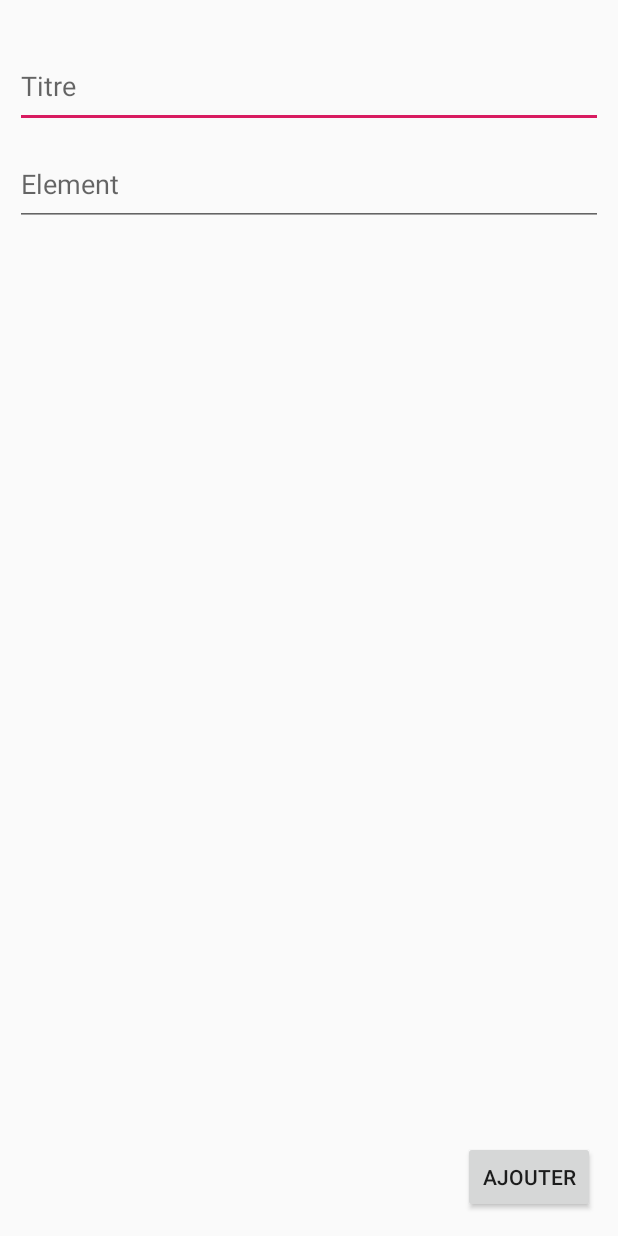
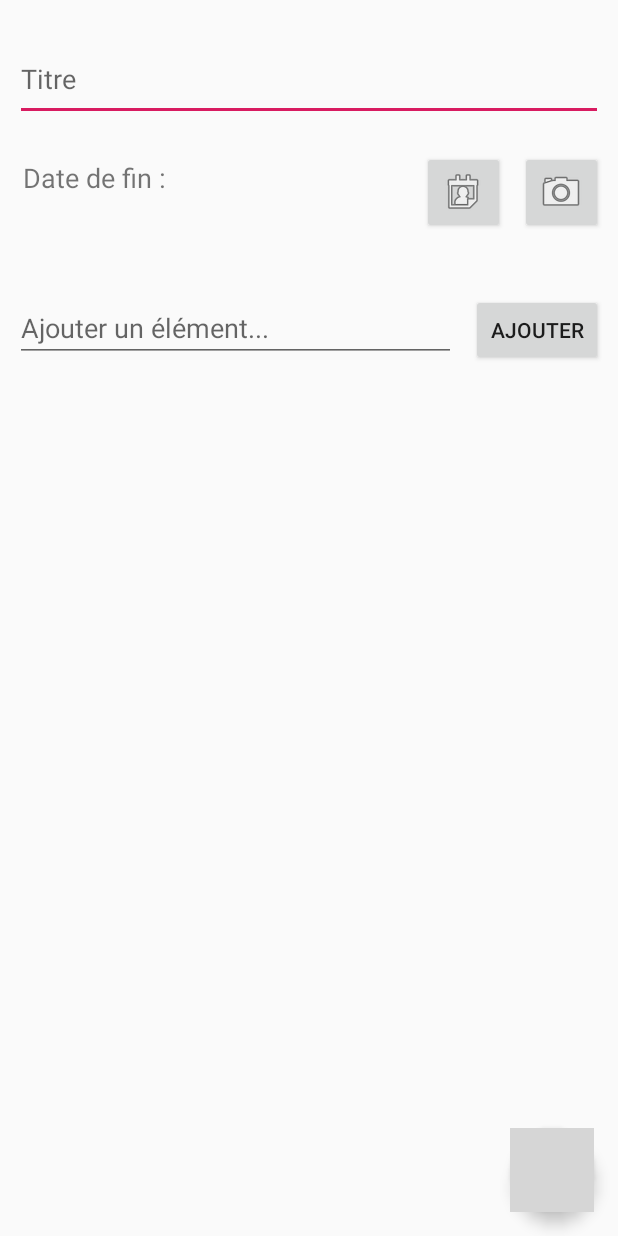
Before and after one commit to cyan974/ToDoList_SA, an Android app: the screen it shows after launch (AddToDoActivity), after a tap on an icon or button, on a phone screen of 412 x 824 dp. Run offline under Robolectric (Android 15) with nearby library versions, the phone set to English and light mode, and no system bars; grey boxes are pictures that could not be loaded.

Commit message:
Ajout d'une vue pour ajouter une tâche

```diff
--- a/app/build.gradle
+++ b/app/build.gradle
@@ -2,11 +2,11 @@ apply plugin: 'com.android.application'
 
 android {
     compileSdkVersion 29
-    buildToolsVersion "29.0.3"
+    buildToolsVersion '29.0.3'
     defaultConfig {
         applicationId "com.example.todolist_sa"
         minSdkVersion 15
-        targetSdkVersion 29
+        targetSdkVersion 28
         versionCode 1
         versionName "1.0"
         testInstrumentationRunner "androidx.test.runner.AndroidJUnitRunner"
@@ -23,11 +23,11 @@ android {
 
 dependencies {
     implementation fileTree(dir: 'libs', include: ['*.jar'])
-    implementation 'androidx.appcompat:appcompat:1.1.0'
     implementation 'androidx.constraintlayout:constraintlayout:1.1.3'
     testImplementation 'junit:junit:4.12'
     androidTestImplementation 'androidx.test.ext:junit:1.1.1'
     androidTestImplementation 'androidx.test.espresso:espresso-core:3.2.0'
 
     implementation 'com.google.android.material:material:1.1.0-alpha10'
+    implementation "androidx.cardview:cardview:1.0.0"
 }
--- a/app/src/main/java/com/example/todolist_sa/AddToDoActivity.java
+++ b/app/src/main/java/com/example/todolist_sa/AddToDoActivity.java
@@ -1,31 +1,123 @@
 package com.example.todolist_sa;
 
 import android.app.Activity;
-import android.content.ContentValues;
-import android.database.sqlite.SQLiteDatabase;
+import android.app.AlertDialog;
+import android.app.DatePickerDialog;
+import android.app.Dialog;
+import android.content.DialogInterface;
+import android.os.Build;
 import android.os.Bundle;
 import android.view.View;
+import android.widget.ArrayAdapter;
+import android.widget.DatePicker;
 import android.widget.EditText;
+import android.widget.ListView;
+import android.widget.TextView;
 
-import com.example.todolist_sa.sqlite.Const;
+
+import androidx.annotation.RequiresApi;
+
 import com.example.todolist_sa.sqlite.DbHelper;
 
+import java.time.LocalDate;
+import java.util.ArrayList;
+import java.util.Calendar;
+import java.util.List;
+
 public class AddToDoActivity extends Activity {
-    private DbHelper mHelper;
+    DbHelper dbHelper;
+    DatePickerDialog datePickerDialog;
+
+    List listItems = new ArrayList<>();
+    ListView listItem;
+    private ArrayAdapter<String> mAdapter;
+
+    EditText edtTitre;
+    EditText edtElement;
+    TextView txtDate;
+
+    LocalDate endDate;
+
 
     @Override
     protected void onCreate(Bundle savedInstanceState){
+        setTheme(R.style.AppTheme);
         super.onCreate(savedInstanceState);
-        setContentView(R.layout.activity_add_task);
+        setContentView(R.layout.activity_addtodo);
 
-        mHelper = new DbHelper(this);
+        edtTitre = findViewById(R.id.edtTitre);
+        txtDate = findViewById(R.id.txtDate);
+        edtElement = findViewById(R.id.edtElement);
+        listItem = findViewById(R.id.listItem);
+        listItem.setItemsCanFocus(true);
+
+        dbHelper = new DbHelper(this);
+
+        mAdapter = new ArrayAdapter(this, R.layout.list_itemtodo, R.id.txtLabel, listItems);
+        listItem.setAdapter(mAdapter);
+
+
     }
 
-    public void onClick_Add(View view){
-        EditText edtxt_title = findViewById(R.id.editTxt_Titre);
-        DbHelper dbHelper = new DbHelper(this);
+
+    // Méthode onClick pour l'ajout d'une date via l'interface d'un calendrier
+    public void onClickDate(View v){
+        // calender class's instance and get current date , month and year from calender
+        final Calendar c = Calendar.getInstance();
+        int mYear = c.get(Calendar.YEAR); // current year
+        int mMonth = c.get(Calendar.MONTH); // current month
+        int mDay = c.get(Calendar.DAY_OF_MONTH); // current day
+        // date picker dialog
+        datePickerDialog = new DatePickerDialog(AddToDoActivity.this,
+                new DatePickerDialog.OnDateSetListener() {
+
+                    @RequiresApi(api = Build.VERSION_CODES.O)
+                    @Override
+                    public void onDateSet(DatePicker view, int year,
+                                          int monthOfYear, int dayOfMonth) {
+
+                        TextView txtDate = findViewById(R.id.txtDate);
+                        // set day of month , month and year value in the edit text
+
+                        endDate = LocalDate.of(year,monthOfYear+1,dayOfMonth);
+
+                        txtDate.setText(dayOfMonth + "/"
+                                + (monthOfYear + 1) + "/" + year);
+
+                        //cDate.set(year,monthOfYear,dayOfMonth);
+
+                    }
+                }, mYear, mMonth, mDay);
+        datePickerDialog.show();
+    }
 
 
-        AddToDoActivity.this.finish();
+    public void onClickAdd(View v){
+
+        if(edtTitre.getText().toString().length() > 0 && txtDate.getText().toString() != ""){
+            dbHelper.addToDo(edtTitre.getText().toString(), endDate);
+            finish();
+        } else {
+            AlertDialog alert = new AlertDialog.Builder(AddToDoActivity.this).create();
+            alert.setTitle("Erreur");
+            alert.setMessage("Vous ne pouvez pas laisser les champs vides");
+            alert.setButton(Dialog.BUTTON_POSITIVE,"OK",new DialogInterface.OnClickListener(){
+
+                @Override
+                public void onClick(DialogInterface dialog, int which) {
+
+                }
+            });
+            alert.show();
+        }
+    }
+
+    public void onClickAddElement(View v){
+        if(edtElement.getText().toString().length() > 0){
+            listItems.add(edtElement.getText().toString());
+            mAdapter.notifyDataSetChanged();
+
+            edtElement.setText("");
+        }
     }
 }
--- a/app/src/main/java/com/example/todolist_sa/MainActivity.java
+++ b/app/src/main/java/com/example/todolist_sa/MainActivity.java
@@ -81,6 +81,13 @@ public class MainActivity extends AppCompatActivity {
         db.close();
     }
 
+    // Méthode qui s'exécute à chaque fois qu'on revient sur cette activité
+    @Override
+    protected void onResume(){
+        super.onResume();
+        updateUI();
+    }
+
     @Override
     public boolean onCreateOptionsMenu(Menu menu) {
         getMenuInflater().inflate(R.menu.main_menu, menu);
@@ -90,9 +97,6 @@ public class MainActivity extends AppCompatActivity {
     @Override
     public boolean onOptionsItemSelected(MenuItem item) {
         switch (item.getItemId()) {
-            case R.id.action_add_task:
-                //addTask();
-                return true;
 
             default:
                 return super.onOptionsItemSelected(item);
@@ -103,23 +107,22 @@ public class MainActivity extends AppCompatActivity {
         Intent itnAddTask = new Intent(MainActivity.this, AddToDoActivity.class);
         startActivity(itnAddTask);
 
-        /*final EditText taskEditText = new EditText(this);
+        /*// Création des EditText pour le titre et la date d'une ToDo (tâche)
+        final EditText taskEditText = new EditText(this);
+        final EditText taskTest = new EditText(this);
+
+        View viw = getLayoutInflater().inflate(R.layout.activity_addtodo, null);
+
+        // Création d'un alert dialog pour l'ajout d'une tâche
         AlertDialog dialog = new AlertDialog.Builder(this)
                 .setTitle("Ajouter une nouvelle tâche")
-                .setMessage("Que veux-tu faire après?")
-                .setView(taskEditText)
+                .setIcon(R.drawable.logo)
+                .setView(viw)
                 .setPositiveButton("Ajouter", new DialogInterface.OnClickListener() {
                     @Override
                     public void onClick(DialogInterface dialog, int which) {
                         String task = String.valueOf(taskEditText.getText());
-                        SQLiteDatabase db = mHelper.getWritableDatabase();
-                        ContentValues values = new ContentValues();
-                        values.put(TaskContract.TaskEntry.COL_TASK_TITLE, task);
-                        db.insertWithOnConflict(TaskContract.TaskEntry.TABLE_NAME,
-                                null,
-                                values,
-                                SQLiteDatabase.CONFLICT_REPLACE);
-                        db.close();
+                        mHelper.addToDo(task);
                         updateUI();
                     }
                 })
@@ -131,9 +134,7 @@ public class MainActivity extends AppCompatActivity {
     private void updateUI() {
         ArrayList<String> taskList = new ArrayList<>();
         SQLiteDatabase db = mHelper.getReadableDatabase();
-        Cursor cursor = db.query(Const.ToDoEntry.TABLE_NAME,
-                new String[]{Const.ToDoEntry._ID, Const.ToDoEntry.COL_TITLE},
-                null, null, null, null, null);
+        Cursor cursor = db.rawQuery("SELECT * FROM " + Const.ToDoEntry.TABLE_NAME, null);
         while (cursor.moveToNext()) {
             int idx = cursor.getColumnIndex(Const.ToDoEntry.COL_TITLE);
             taskList.add(cursor.getString(idx));
@@ -141,7 +142,7 @@ public class MainActivity extends AppCompatActivity {
 
         if (mAdapter == null) {
             mAdapter = new ArrayAdapter<>(this,
-                    R.layout.item_todo,
+                    R.layout.list_todo,
                     R.id.task_title,
                     taskList);
             mTaskListView.setAdapter(mAdapter);
--- a/app/src/main/java/com/example/todolist_sa/sqlite/Const.java
+++ b/app/src/main/java/com/example/todolist_sa/sqlite/Const.java
@@ -12,7 +12,7 @@ public class Const {
         public static final String TABLE_NAME = "tasks";
         public static final String COL_TITLE = "title";
         public static final String COL_ENDDATE = "endDate";
-        //public static final String COL_TASK_IMG = "img";
+        public static final String COL_IMG = "img";
     }
 
     /* Classe intérieure qui définit le contenu de la table ToDoItem */
--- a/app/src/main/java/com/example/todolist_sa/sqlite/DbHelper.java
+++ b/app/src/main/java/com/example/todolist_sa/sqlite/DbHelper.java
@@ -8,7 +8,9 @@ import android.database.sqlite.SQLiteOpenHelper;
 
 import com.example.todolist_sa.DTO.ToDo;
 
+import java.time.LocalDate;
 import java.util.ArrayList;
+import java.util.Calendar;
 import java.util.Date;
 import java.util.List;
 
@@ -21,17 +23,17 @@ public class DbHelper extends SQLiteOpenHelper {
     // Création de la requête SQL pour créer la table TASKS
     private static final String CREATE_ToDo =
             "CREATE TABLE " + Const.ToDoEntry.TABLE_NAME + " (" +
-                    Const.ToDoEntry._ID + " INTEGER PRIMARY KEY," +
+                    Const.ToDoEntry._ID + " INTEGER PRIMARY KEY AUTOINCREMENT," +
                     Const.ToDoEntry.COL_TITLE + " TEXT," +
-                    Const.ToDoEntry.COL_ENDDATE + " TEXT)";
-    // ," +
-    //                    Const.ToDoEntry.COL_TASK_IMG + " TEXT
+                    Const.ToDoEntry.COL_ENDDATE + " DATE," +
+                    Const.ToDoEntry.COL_IMG + " TEXT " + ")";
 
     // Création de la requête SQL pour créer la table TAGS
     private static final String CREATE_ToDoItem =
             "CREATE TABLE " + Const.ToDoItemEntry.TABLE_NAME + " (" +
-                    Const.ToDoItemEntry._ID + " INTEGER PRIMARY KEY," +
+                    Const.ToDoItemEntry._ID + " INTEGER PRIMARY KEY AUTOINCREMENT," +
                     Const.ToDoItemEntry.COL_NAME + " TEXT," +
+                    Const.ToDoItemEntry.COL_ISCOMPLETED + " BOOLEAN," +
                     Const.ToDoItemEntry.COL_FK_ToDo + " INTEGER NOT NULL CONSTRAINT fk_nn_task REFERENCES " +
                     Const.ToDoEntry.TABLE_NAME + "(" + Const.ToDoEntry._ID + ")" +")";
 
@@ -64,12 +66,12 @@ public class DbHelper extends SQLiteOpenHelper {
     }
 
     // Méthode pour ajouter des tâches dans la table ToDO
-    public Boolean addToDo(String title, Date endDate){
+    public Boolean addToDo(String title, LocalDate endDate){
         SQLiteDatabase db = this.getWritableDatabase();
 
         ContentValues values = new ContentValues();
         values.put(Const.ToDoEntry.COL_TITLE, title);
-        //values.put(Const.ToDoEntry.COL_ENDDATE, endDate.toString());
+        values.put(Const.ToDoEntry.COL_ENDDATE, endDate.toString());
 
         Long res = db.insert(Const.ToDoEntry.TABLE_NAME, null, values);
 
@@ -88,7 +90,8 @@ public class DbHelper extends SQLiteOpenHelper {
             do{
                 ToDo toDo = new ToDo(
                         queryRes.getLong(queryRes.getColumnIndex(Const.ToDoEntry._ID)),
-                        queryRes.getString(queryRes.getColumnIndex(Const.ToDoEntry.COL_TITLE)));
+                        queryRes.getString(queryRes.getColumnIndex(Const.ToDoEntry.COL_TITLE)),
+                        new Date(Calendar.DATE));
                 listRes.add(toDo);
 
             } while(queryRes.moveToNext());
--- a/app/src/main/res/layout/activity_add_task.xml
+++ /dev/null
@@ -1,55 +0,0 @@
-<?xml version="1.0" encoding="utf-8"?>
-<androidx.constraintlayout.widget.ConstraintLayout
-    xmlns:android="http://schemas.android.com/apk/res/android"
-    xmlns:app="http://schemas.android.com/apk/res-auto"
-    xmlns:tools="http://schemas.android.com/tools"
-    android:layout_width="match_parent"
-    android:layout_height="match_parent">
-
-    <EditText
-        android:id="@+id/editTxt_Titre"
-        android:layout_width="0dp"
-        android:layout_height="55dp"
-        android:layout_marginStart="10dp"
-        android:layout_marginLeft="10dp"
-        android:layout_marginTop="30dp"
-        android:layout_marginEnd="10dp"
-        android:layout_marginRight="10dp"
-        android:autofillHints=""
-        android:ems="10"
-        android:hint="Titre"
-        android:inputType="text"
-        app:layout_constraintEnd_toEndOf="parent"
-        app:layout_constraintStart_toStartOf="parent"
-        app:layout_constraintTop_toTopOf="parent" />
-
-    <EditText
-        android:id="@+id/editTxt_Tag"
-        android:layout_width="0dp"
-        android:layout_height="55dp"
-        android:layout_marginStart="10dp"
-        android:layout_marginLeft="10dp"
-        android:layout_marginTop="10dp"
-        android:layout_marginEnd="10dp"
-        android:layout_marginRight="10dp"
-        android:autofillHints=""
-        android:ems="10"
-        android:hint="Element"
-        android:inputType="text"
-        app:layout_constraintEnd_toEndOf="parent"
-        app:layout_constraintHorizontal_bias="1.0"
-        app:layout_constraintStart_toStartOf="parent"
-        app:layout_constraintTop_toBottomOf="@+id/editTxt_Titre" />
-
-    <Button
-        android:id="@+id/btnAdd"
-        android:layout_width="wrap_content"
-        android:layout_height="wrap_content"
-        android:layout_marginEnd="15dp"
-        android:layout_marginRight="15dp"
-        android:layout_marginBottom="15dp"
-        android:onClick="onClick_Add"
-        android:text="Ajouter"
-        app:layout_constraintBottom_toBottomOf="parent"
-        app:layout_constraintEnd_toEndOf="parent" />
-</androidx.constraintlayout.widget.ConstraintLayout>
--- /dev/null
+++ b/app/src/main/res/layout/activity_addtodo.xml
@@ -0,0 +1,131 @@
+<?xml version="1.0" encoding="utf-8"?>
+<androidx.constraintlayout.widget.ConstraintLayout
+    xmlns:android="http://schemas.android.com/apk/res/android"
+    xmlns:app="http://schemas.android.com/apk/res-auto"
+    xmlns:tools="http://schemas.android.com/tools"
+    android:layout_width="match_parent"
+    android:layout_height="match_parent"
+    tools:ignore="MissingDefaultResource">
+
+    <EditText
+        android:id="@+id/edtTitre"
+        android:layout_width="0dp"
+        android:layout_height="55dp"
+        android:layout_marginStart="10dp"
+        android:layout_marginLeft="10dp"
+        android:layout_marginTop="25dp"
+        android:layout_marginEnd="10dp"
+        android:layout_marginRight="10dp"
+        android:autofillHints=""
+        android:ems="10"
+        android:hint="Titre"
+        android:inputType="text"
+        app:layout_constraintEnd_toEndOf="parent"
+        app:layout_constraintStart_toStartOf="parent"
+        app:layout_constraintTop_toTopOf="parent" />
+
+    <Button
+        android:id="@+id/btnPhoto"
+        android:layout_width="55dp"
+        android:layout_height="55dp"
+        android:layout_marginTop="20dp"
+        android:layout_marginEnd="10dp"
+        android:layout_marginRight="10dp"
+        android:drawableRight="@android:drawable/ic_menu_camera"
+        android:textSize="18sp"
+        app:layout_constraintEnd_toEndOf="parent"
+        app:layout_constraintTop_toBottomOf="@+id/edtTitre" />
+
+    <Button
+        android:id="@+id/btnDate"
+        android:layout_width="55dp"
+        android:layout_height="55dp"
+        android:layout_marginTop="20dp"
+        android:layout_marginEnd="10dp"
+        android:layout_marginRight="10dp"
+        android:drawableRight="@android:drawable/ic_menu_my_calendar"
+        android:onClick="onClickDate"
+        android:textSize="18sp"
+        app:layout_constraintEnd_toStartOf="@+id/btnPhoto"
+        app:layout_constraintTop_toBottomOf="@+id/edtTitre" />
+
+    <TextView
+        android:id="@+id/txtDate"
+        android:layout_width="wrap_content"
+        android:layout_height="wrap_content"
+        android:layout_marginStart="10dp"
+        android:layout_marginLeft="10dp"
+        android:layout_marginTop="25dp"
+        android:textSize="18sp"
+        app:layout_constraintStart_toEndOf="@+id/lblDate"
+        app:layout_constraintTop_toBottomOf="@+id/edtTitre" />
+
+    <TextView
+        android:id="@+id/lblDate"
+        android:layout_width="wrap_content"
+        android:layout_height="wrap_content"
+        android:layout_marginStart="15dp"
+        android:layout_marginLeft="15dp"
+        android:layout_marginTop="25dp"
+        android:text="Date de fin :"
+        android:textSize="18sp"
+        app:layout_constraintStart_toStartOf="parent"
+        app:layout_constraintTop_toBottomOf="@+id/edtTitre" />
+
+
+    <ListView
+        android:id="@+id/listItem"
+        android:layout_width="match_parent"
+        android:layout_height="0dp"
+        app:layout_constraintBottom_toTopOf="@+id/coordinatorLayout"
+        app:layout_constraintTop_toBottomOf="@+id/edtElement" />
+
+    <androidx.coordinatorlayout.widget.CoordinatorLayout
+        android:id="@+id/coordinatorLayout"
+        android:layout_width="match_parent"
+        android:layout_height="95dp"
+        android:orientation="vertical"
+        app:layout_constraintBottom_toBottomOf="parent">
+
+        <com.google.android.material.floatingactionbutton.FloatingActionButton
+            android:id="@+id/floating_action_button"
+            android:layout_width="wrap_content"
+            android:layout_height="wrap_content"
+            android:layout_gravity="bottom|end"
+            android:layout_margin="16dp"
+            android:clickable="true"
+            android:focusable="true"
+            android:onClick="onClickAdd"
+            app:backgroundTint="@color/colorPrimary"
+            app:srcCompat="@drawable/ic_add_task" />
+    </androidx.coordinatorlayout.widget.CoordinatorLayout>
+
+    <Button
+        android:id="@+id/btnAddElement"
+        android:layout_width="wrap_content"
+        android:layout_height="wrap_content"
+        android:layout_marginTop="40dp"
+        android:layout_marginEnd="10dp"
+        android:layout_marginRight="10dp"
+        android:onClick="onClickAddElement"
+        android:text="Ajouter"
+        app:layout_constraintEnd_toEndOf="parent"
+        app:layout_constraintTop_toBottomOf="@+id/btnDate" />
+
+    <EditText
+        android:id="@+id/edtElement"
+        android:layout_width="0dp"
+        android:layout_height="wrap_content"
+        android:layout_marginStart="10dp"
+        android:layout_marginLeft="10dp"
+        android:layout_marginTop="40dp"
+        android:layout_marginEnd="10dp"
+        android:layout_marginRight="10dp"
+        android:ems="10"
+        android:hint="Ajouter un élément..."
+        android:inputType="textPersonName"
+        app:layout_constraintEnd_toStartOf="@+id/btnAddElement"
+        app:layout_constraintStart_toStartOf="parent"
+        app:layout_constraintTop_toBottomOf="@+id/btnDate" />
+
+</androidx.constraintlayout.widget.ConstraintLayout>
--- a/app/src/main/res/menu/main_menu.xml
+++ b/app/src/main/res/menu/main_menu.xml
@@ -1,12 +1,3 @@
 <?xml version="1.0" encoding="utf-8"?>
 <menu xmlns:android="http://schemas.android.com/apk/res/android"
-    xmlns:app="http://schemas.android.com/apk/res-auto">
-    <item
-        android:id="@+id/action_add_task"
-        android:icon="@android:drawable/ic_menu_add"
-        android:title="Ajouter Tâche"
-        app:showAsAction="always" />
-
-
-
-</menu>
+    xmlns:app="http://schemas.android.com/apk/res-auto"/>
--- a/app/src/main/res/values/strings.xml
+++ b/app/src/main/res/values/strings.xml
@@ -1,4 +1,7 @@
 <resources>
-    <string name="app_name">ToDoList_SA</string>
+    <string name="app_name">ToDoList</string>
     <string name="bienvenue">Bienvenue</string>
+
+    <string name="datepicker"></string>
+    <string name="Button_date_name">Date</string>
 </resources>
```
Also changed, not shown: app/src/main/java/com/example/todolist_sa/DTO/ToDo.java (+5 -5 lines), app/src/main/res/layout/activity_main.xml (+3 -4 lines), app/src/main/res/layout/item_todo.xml (deleted, +0 -44 lines), app/src/main/res/layout/list_itemtodo.xml (added, +34 -0 lines), app/src/main/res/layout/list_todo.xml (added, +49 -0 lines).
